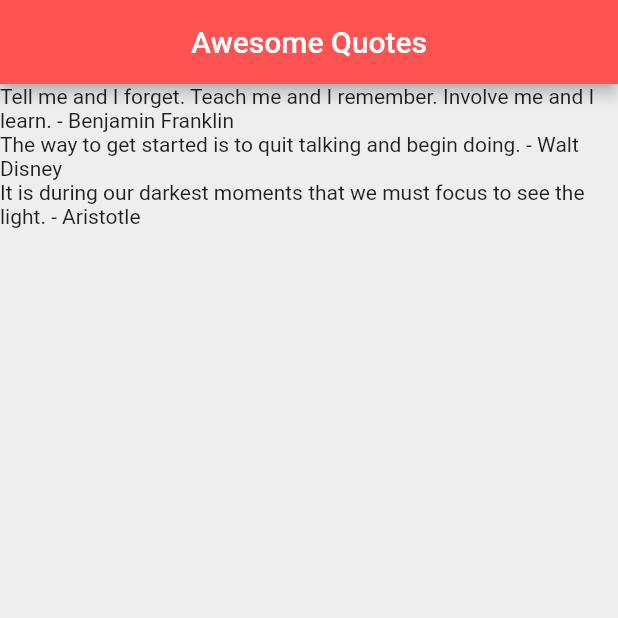
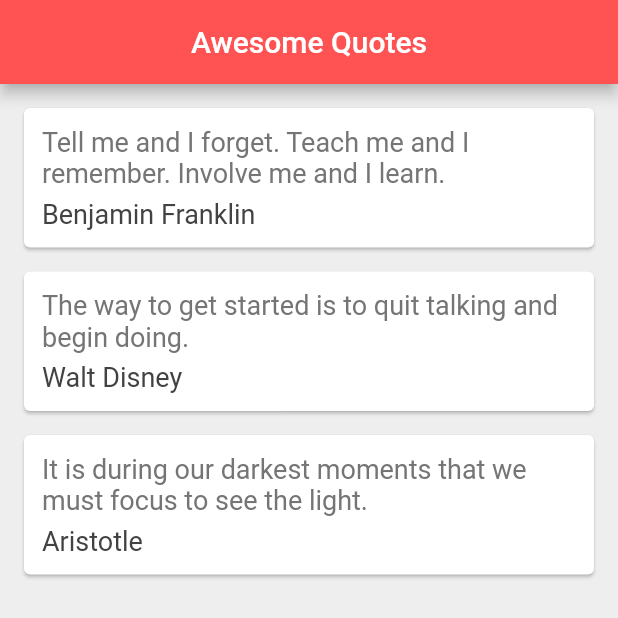
Before and after one commit to batallanazer/flutter-tutorial, a Flutter app: the screen it shows after launch, on a phone screen of 412 x 824 dp, the top half of it. Run offline on Flutter 3.47's test engine with Material 2 defaults, Android fonts, the phone set to English and light mode, and no system bars.

Commit message:
Flutter Tutorial for Beginners #19 - Cards

```diff
--- a/lib/main.dart
+++ b/lib/main.dart
@@ -20,6 +20,35 @@ class _QuoteListState extends State<QuoteList> {
     Quote(author: 'Aristotle', text: "It is during our darkest moments that we must focus to see the light."),
   ];
 
+  Widget quoteTemplate(quote){
+    return Card(
+      margin: EdgeInsets.fromLTRB(16.0, 16.0, 16.0, 0),
+      child: Padding(
+        padding: const EdgeInsets.all(12.0),
+        child: Column(
+          crossAxisAlignment: CrossAxisAlignment.stretch,
+          children: [
+            Text(
+              quote.text,
+              style: TextStyle(
+                fontSize: 18.0,
+                color: Colors.grey[600]
+              ),
+            ),
+            SizedBox(height: 6.0,),
+            Text(
+              quote.author,
+              style: TextStyle(
+                  fontSize: 18.0,
+                  color: Colors.grey[800]
+              ),
+            ),
+          ],
+        ),
+      ),
+    );
+  }
+
   @override
   Widget build(BuildContext context) {
     return Scaffold(
@@ -30,7 +59,7 @@ class _QuoteListState extends State<QuoteList> {
         backgroundColor: Colors.redAccent,
       ),
       body: Column(
-        children: quotes.map((quote) => Text('${quote.text} - ${quote.author}')).toList(),
+        children: quotes.map((quote) => quoteTemplate(quote)).toList(),
       ),
     );
   }
```
